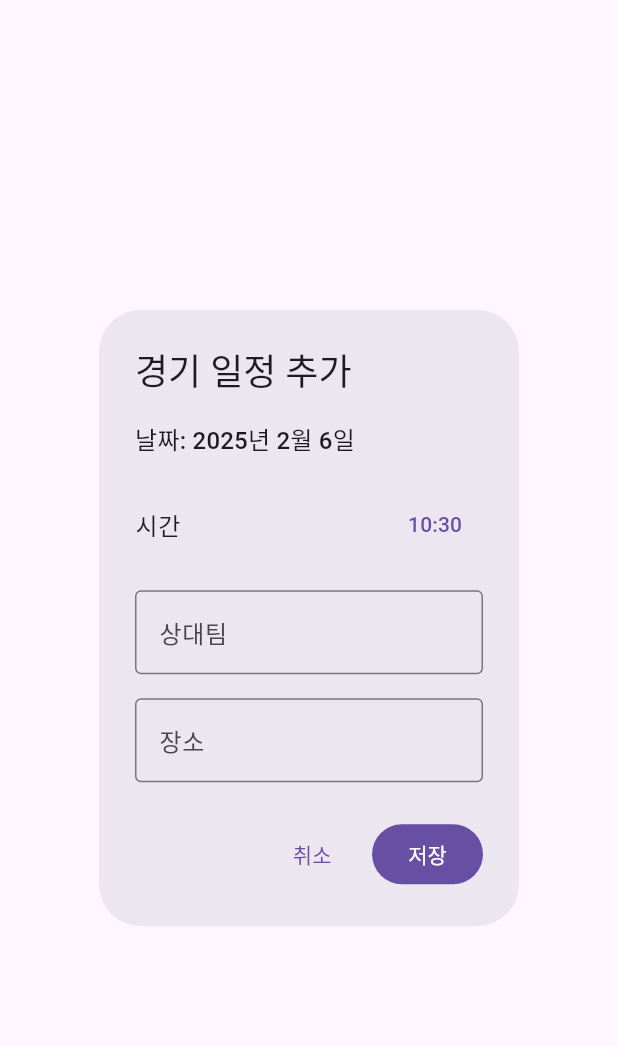
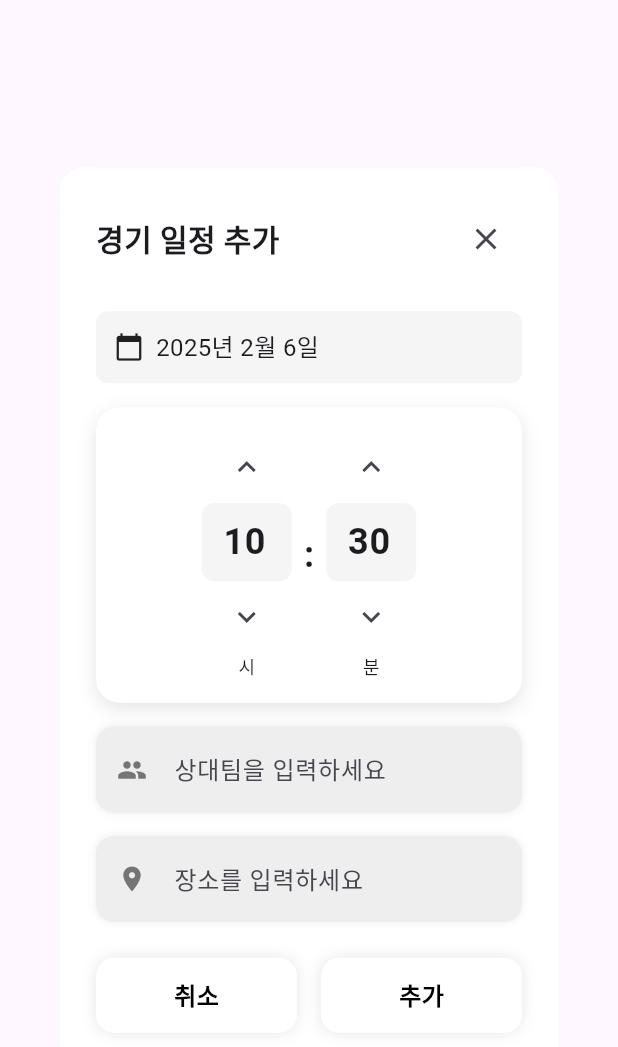
Before and after one commit to chepchep2/mystats, a Flutter app: the GameFormDialog widget shown alone on an empty page, opened directly with empty values, on a phone screen of 412 x 824 dp. Shown: the top 1047 px of the screen. Run offline on Flutter 3.47's test engine with Material 3 defaults, Android fonts, the phone set to English and light mode, and no system bars; our stand-ins replace dio, dropdown_button2, flutter_riverpod, flutter_secure_storage, font_awesome_flutter, go_router and 1 more; accounts and stored records are empty.

Commit message:
dialog 커스텀하게 수정해서 일정 추가되게끔 하였습니다. 또 시간 추가하는 CustomTimePicker 위젯도 추가하였습니다.

```diff
--- a/lib/views/calendar/game_form_dialog.dart
+++ b/lib/views/calendar/game_form_dialog.dart
@@ -2,6 +2,9 @@ import 'package:flutter/material.dart';
 import 'package:flutter_riverpod/flutter_riverpod.dart';
 import 'package:mystats/models/game/game_model.dart';
 import 'package:mystats/viewmodels/calendar/calendar_viewmodel.dart';
+import 'package:mystats/widgets/common/custom_text_field.dart';
+import 'package:mystats/widgets/common/custom_button.dart';
+import 'package:mystats/widgets/common/custom_time_picker.dart';
 
 class GameFormDialog extends ConsumerStatefulWidget {
   final DateTime selectedDate;
@@ -19,66 +22,22 @@ class _GameFormDialogState extends ConsumerState<GameFormDialog> {
   final opponentController = TextEditingController();
   final locationController = TextEditingController();
   TimeOfDay selectedTime = TimeOfDay.now();
+  String? opponentError;
+  String? locationError;
 
-  @override
-  Widget build(BuildContext context) {
-    return AlertDialog(
-      title: const Text('경기 일정 추가'),
-      content: SingleChildScrollView(
-        child: Column(
-          mainAxisSize: MainAxisSize.min,
-          crossAxisAlignment: CrossAxisAlignment.start,
-          children: [
-            Text(
-              '날짜: ${widget.selectedDate.year}년 ${widget.selectedDate.month}월 ${widget.selectedDate.day}일',
-              style: Theme.of(context).textTheme.titleMedium,
-            ),
-            const SizedBox(height: 16),
-            ListTile(
-              contentPadding: EdgeInsets.zero,
-              title: const Text('시간'),
-              trailing: TextButton(
-                onPressed: () async {
-                  final TimeOfDay? time = await showTimePicker(
-                    context: context,
-                    initialTime: selectedTime,
-                  );
-                  if (time != null) {
+  void _validateAndSubmit() {
     setState(() {
-                      selectedTime = time;
+      opponentError =
+          opponentController.text.trim().isEmpty ? '상대팀을 입력해주세요' : null;
+      locationError =
+          locationController.text.trim().isEmpty ? '장소를 입력해주세요' : null;
     });
+
+    if (opponentController.text.trim().isEmpty ||
+        locationController.text.trim().isEmpty) {
+      return;
     }
-                },
-                child: Text(
-                    '${selectedTime.hour}:${selectedTime.minute.toString().padLeft(2, '0')}'),
-              ),
-            ),
-            const SizedBox(height: 16),
-            TextField(
-              controller: opponentController,
-              decoration: const InputDecoration(
-                labelText: '상대팀',
-                border: OutlineInputBorder(),
-              ),
-            ),
-            const SizedBox(height: 16),
-            TextField(
-              controller: locationController,
-              decoration: const InputDecoration(
-                labelText: '장소',
-                border: OutlineInputBorder(),
-              ),
-            ),
-          ],
-        ),
-      ),
-      actions: [
-        TextButton(
-          onPressed: () => Navigator.pop(context),
-          child: const Text('취소'),
-        ),
-        FilledButton(
-          onPressed: () {
+
     final DateTime gameDateTime = DateTime(
       widget.selectedDate.year,
       widget.selectedDate.month,
@@ -90,20 +49,157 @@ class _GameFormDialogState extends ConsumerState<GameFormDialog> {
     final game = GameModel(
       id: DateTime.now().millisecondsSinceEpoch,
       date: gameDateTime,
-              opponent: opponentController.text,
-              location: locationController.text,
+      opponent: opponentController.text.trim(),
+      location: locationController.text.trim(),
       createdAt: DateTime.now(),
       updatedAt: DateTime.now(),
     );
 
-            ref
-                .read(calendarProvider.notifier)
-                .addEvent(widget.selectedDate, game);
+    ref.read(calendarProvider.notifier).addEvent(widget.selectedDate, game);
     Navigator.pop(context);
-          },
-          child: const Text('저장'),
+  }
+
+  @override
+  Widget build(BuildContext context) {
+    return Dialog(
+      child: SingleChildScrollView(
+        child: Container(
+          padding: const EdgeInsets.all(24),
+          decoration: BoxDecoration(
+            color: Colors.white,
+            borderRadius: BorderRadius.circular(16),
+          ),
+          child: Column(
+            mainAxisSize: MainAxisSize.min,
+            crossAxisAlignment: CrossAxisAlignment.start,
+            children: [
+              Row(
+                children: [
+                  const Text(
+                    '경기 일정 추가',
+                    style: TextStyle(
+                      fontSize: 20,
+                      fontWeight: FontWeight.bold,
+                    ),
+                  ),
+                  const Spacer(),
+                  IconButton(
+                    icon: const Icon(Icons.close),
+                    onPressed: () => Navigator.pop(context),
                   ),
                 ],
+              ),
+              const SizedBox(height: 24),
+              Container(
+                padding: const EdgeInsets.all(12),
+                decoration: BoxDecoration(
+                  color: Colors.grey[100],
+                  borderRadius: BorderRadius.circular(8),
+                ),
+                child: Row(
+                  children: [
+                    const Icon(Icons.calendar_today, size: 20),
+                    const SizedBox(width: 8),
+                    Text(
+                      '${widget.selectedDate.year}년 ${widget.selectedDate.month}월 ${widget.selectedDate.day}일',
+                      style: const TextStyle(fontSize: 16),
+                    ),
+                  ],
+                ),
+              ),
+              const SizedBox(height: 16),
+              CustomTimePicker(
+                selectedTime: selectedTime,
+                onTimeChanged: (newTime) {
+                  setState(() {
+                    selectedTime = newTime;
+                  });
+                },
+              ),
+              const SizedBox(height: 16),
+              Column(
+                crossAxisAlignment: CrossAxisAlignment.start,
+                children: [
+                  CustomTextField(
+                    controller: opponentController,
+                    hint: '상대팀을 입력하세요',
+                    prefixIcon: Icons.people,
+                    onChanged: (_) {
+                      if (opponentError != null) {
+                        setState(() {
+                          opponentError = null;
+                        });
+                      }
+                    },
+                  ),
+                  if (opponentError != null)
+                    Padding(
+                      padding: const EdgeInsets.only(top: 8, left: 8),
+                      child: Text(
+                        opponentError!,
+                        style: const TextStyle(
+                          color: Colors.red,
+                          fontSize: 12,
+                        ),
+                      ),
+                    ),
+                ],
+              ),
+              const SizedBox(height: 16),
+              Column(
+                crossAxisAlignment: CrossAxisAlignment.start,
+                children: [
+                  CustomTextField(
+                    controller: locationController,
+                    hint: '장소를 입력하세요',
+                    prefixIcon: Icons.location_on,
+                    onChanged: (_) {
+                      if (locationError != null) {
+                        setState(() {
+                          locationError = null;
+                        });
+                      }
+                    },
+                  ),
+                  if (locationError != null)
+                    Padding(
+                      padding: const EdgeInsets.only(top: 8, left: 8),
+                      child: Text(
+                        locationError!,
+                        style: const TextStyle(
+                          color: Colors.red,
+                          fontSize: 12,
+                        ),
+                      ),
+                    ),
+                ],
+              ),
+              const SizedBox(height: 24),
+              Row(
+                children: [
+                  Expanded(
+                    child: CustomButton(
+                      backgroundColor: Colors.white,
+                      textColor: Colors.black,
+                      onPressed: () => Navigator.pop(context),
+                      text: '취소',
+                    ),
+                  ),
+                  const SizedBox(width: 16),
+                  Expanded(
+                    child: CustomButton(
+                      backgroundColor: Colors.white,
+                      textColor: Colors.black,
+                      onPressed: _validateAndSubmit,
+                      text: '추가',
+                    ),
+                  ),
+                ],
+              ),
+            ],
+          ),
+        ),
+      ),
     );
   }
 }
--- /dev/null
+++ b/lib/widgets/common/custom_time_picker.dart
@@ -0,0 +1,169 @@
+import 'package:flutter/material.dart';
+import 'package:flutter/services.dart';
+
+class CustomTimePicker extends StatefulWidget {
+  final TimeOfDay selectedTime;
+  final Function(TimeOfDay) onTimeChanged;
+
+  const CustomTimePicker({
+    super.key,
+    required this.selectedTime,
+    required this.onTimeChanged,
+  });
+
+  @override
+  State<CustomTimePicker> createState() => _CustomTimePickerState();
+}
+
+class _CustomTimePickerState extends State<CustomTimePicker> {
+  late TextEditingController _hourController;
+  late TextEditingController _minuteController;
+
+  @override
+  void initState() {
+    super.initState();
+    _hourController = TextEditingController(
+      text: widget.selectedTime.hour.toString().padLeft(2, '0'),
+    );
+    _minuteController = TextEditingController(
+      text: widget.selectedTime.minute.toString().padLeft(2, '0'),
+    );
+  }
+
+  @override
+  void dispose() {
+    _hourController.dispose();
+    _minuteController.dispose();
+    super.dispose();
+  }
+
+  void _updateTime() {
+    final hour = int.tryParse(_hourController.text) ?? 0;
+    final minute = int.tryParse(_minuteController.text) ?? 0;
+
+    final validHour = hour.clamp(0, 23);
+    final validMinute = minute.clamp(0, 59);
+
+    widget.onTimeChanged(TimeOfDay(hour: validHour, minute: validMinute));
+  }
+
+  @override
+  Widget build(BuildContext context) {
+    return Container(
+      padding: const EdgeInsets.all(16),
+      decoration: BoxDecoration(
+        color: Colors.white,
+        borderRadius: BorderRadius.circular(16),
+        boxShadow: [
+          BoxShadow(
+            color: Colors.black.withOpacity(0.1),
+            blurRadius: 10,
+            offset: const Offset(0, 4),
+          ),
+        ],
+      ),
+      child: Row(
+        mainAxisAlignment: MainAxisAlignment.center,
+        children: [
+          _buildTimeInput(
+            controller: _hourController,
+            label: '시',
+            onIncrement: () {
+              final current = int.parse(_hourController.text);
+              final newHour = (current + 1) % 24;
+              _hourController.text = newHour.toString().padLeft(2, '0');
+              _updateTime();
+            },
+            onDecrement: () {
+              final current = int.parse(_hourController.text);
+              final newHour = (current - 1 + 24) % 24;
+              _hourController.text = newHour.toString().padLeft(2, '0');
+              _updateTime();
+            },
+          ),
+          const Padding(
+            padding: EdgeInsets.symmetric(horizontal: 8),
+            child: Text(':', style: TextStyle(fontSize: 24, fontWeight: FontWeight.bold)),
+          ),
+          _buildTimeInput(
+            controller: _minuteController,
+            label: '분',
+            onIncrement: () {
+              final current = int.parse(_minuteController.text);
+              final newMinute = (current + 1) % 60;
+              _minuteController.text = newMinute.toString().padLeft(2, '0');
+              _updateTime();
+            },
+            onDecrement: () {
+              final current = int.parse(_minuteController.text);
+              final newMinute = (current - 1 + 60) % 60;
+              _minuteController.text = newMinute.toString().padLeft(2, '0');
+              _updateTime();
+            },
+          ),
+        ],
+      ),
+    );
+  }
+
+  Widget _buildTimeInput({
+    required TextEditingController controller,
+    required String label,
+    required VoidCallback onIncrement,
+    required VoidCallback onDecrement,
+  }) {
+    return Column(
+      mainAxisSize: MainAxisSize.min,
+      children: [
+        IconButton(
+          icon: const Icon(Icons.keyboard_arrow_up),
+          onPressed: onIncrement,
+        ),
+        SizedBox(
+          width: 60,
+          child: TextField(
+            controller: controller,
+            textAlign: TextAlign.center,
+            keyboardType: TextInputType.number,
+            inputFormatters: [
+              FilteringTextInputFormatter.digitsOnly,
+              LengthLimitingTextInputFormatter(2),
+            ],
+            decoration: InputDecoration(
+              contentPadding: const EdgeInsets.symmetric(horizontal: 8, vertical: 8),
+              filled: true,
+              fillColor: Colors.grey[100],
+              border: OutlineInputBorder(
+                borderRadius: BorderRadius.circular(8),
+                borderSide: BorderSide.none,
+              ),
+            ),
+            style: const TextStyle(fontSize: 24, fontWeight: FontWeight.bold),
+            onChanged: (value) {
+              if (value.isEmpty) return;
+
+              int? number = int.tryParse(value);
+              if (number == null) return;
+
+              if (label == '시') {
+                if (number > 23) {
+                  controller.text = '23';
+                }
+              } else {
+                if (number > 59) {
+                  controller.text = '59';
+                }
+              }
+              _updateTime();
+            },
+          ),
+        ),
+        IconButton(
+          icon: const Icon(Icons.keyboard_arrow_down),
+          onPressed: onDecrement,
+        ),
+        Text(label, style: const TextStyle(fontSize: 12)),
+      ],
+    );
+  }
+}
```
Lines whose indentation alone changed are shown as unchanged.
